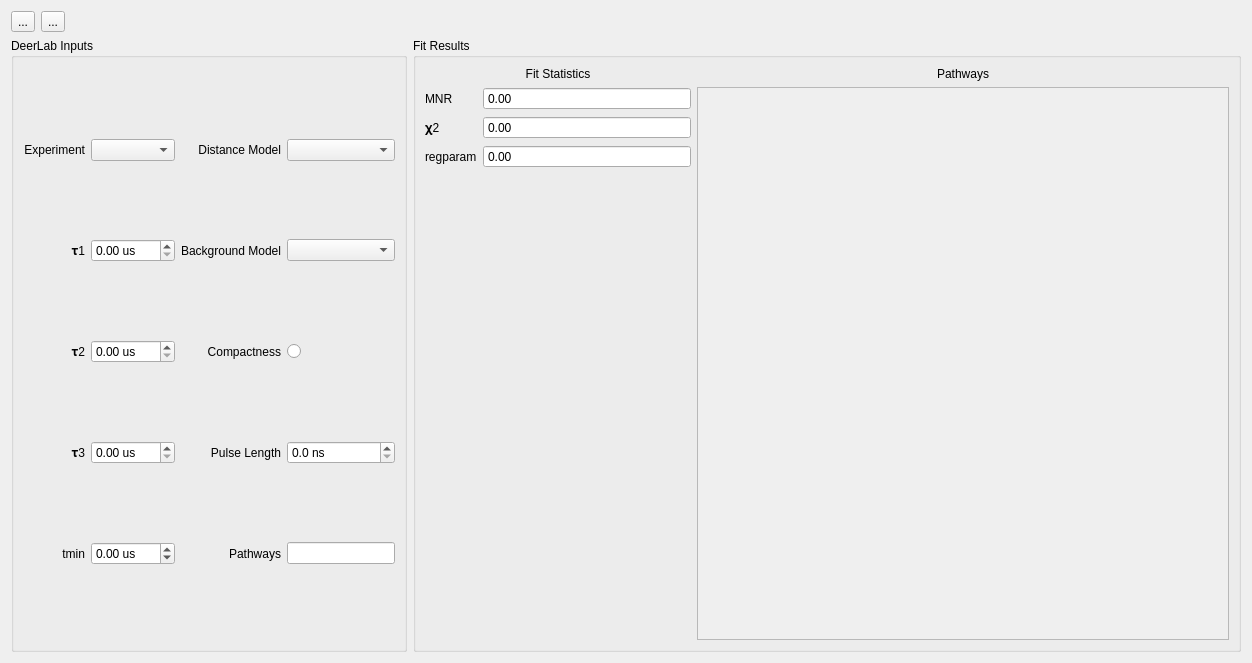
Qt form autodeer/gui/quickdeer.ui (JeschkeLab/autoDEER) before a commit.
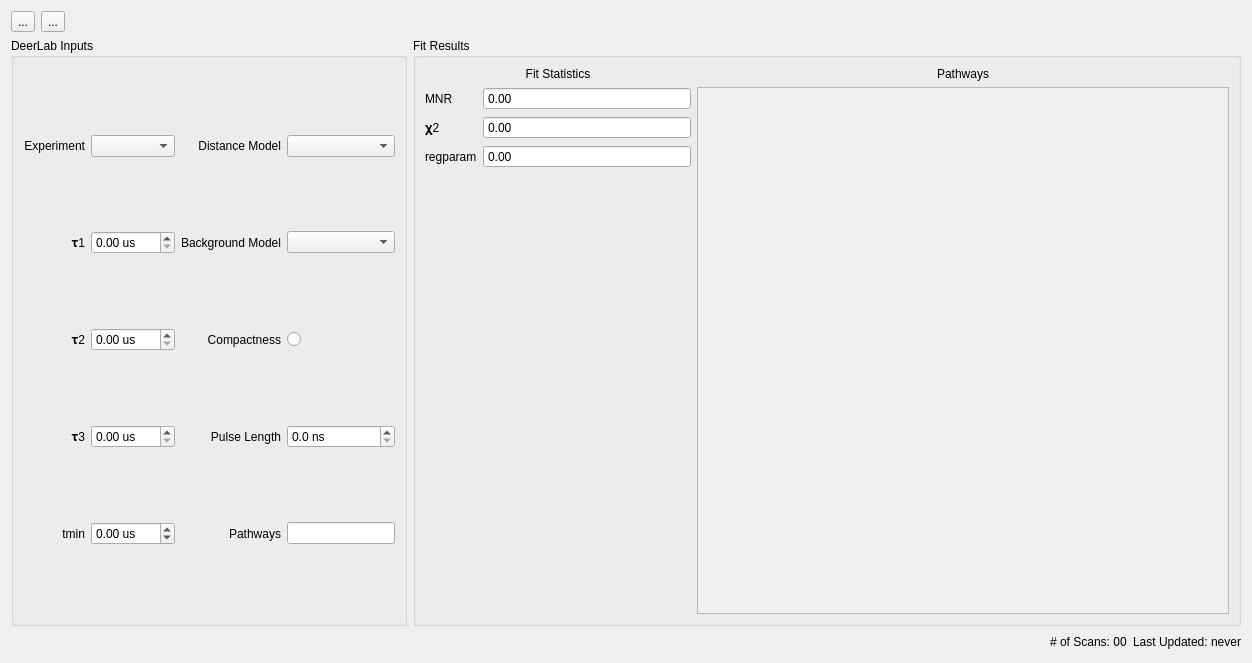
The same form after that commit.

The edit to the form file:
```diff
--- a/autodeer/gui/quickdeer.ui
+++ b/autodeer/gui/quickdeer.ui
@@ -13,7 +13,7 @@
   <property name="windowTitle">
    <string>Form</string>
   </property>
-  <layout class="QVBoxLayout" name="verticalLayout" stretch="0,0,1">
+  <layout class="QVBoxLayout" name="verticalLayout" stretch="0,0,1,0">
    <item>
     <layout class="QHBoxLayout" name="horizontalLayout_2">
      <item>
@@ -258,7 +258,7 @@
              <x>0</x>
              <y>0</y>
              <width>467</width>
-             <height>130</height>
+             <height>128</height>
             </rect>
            </property>
            <layout class="QVBoxLayout" name="verticalLayout_3">
@@ -362,6 +362,37 @@
      </property>
     </layout>
    </item>
+   <item>
+    <layout class="QHBoxLayout" name="horizontalLayout_3">
+     <item>
+      <spacer name="horizontalSpacer_2">
+       <property name="orientation">
+        <enum>Qt::Horizontal</enum>
+       </property>
+       <property name="sizeHint" stdset="0">
+        <size>
+         <width>40</width>
+         <height>20</height>
+        </size>
+       </property>
+      </spacer>
+     </item>
+     <item>
+      <widget class="QLabel" name="num_scans">
+       <property name="text">
+        <string># of Scans: 00</string>
+       </property>
+      </widget>
+     </item>
+     <item>
+      <widget class="QLabel" name="Last_updated">
+       <property name="text">
+        <string>Last Updated: never</string>
+       </property>
+      </widget>
+     </item>
+    </layout>
+   </item>
   </layout>
  </widget>
  <resources/>
```
